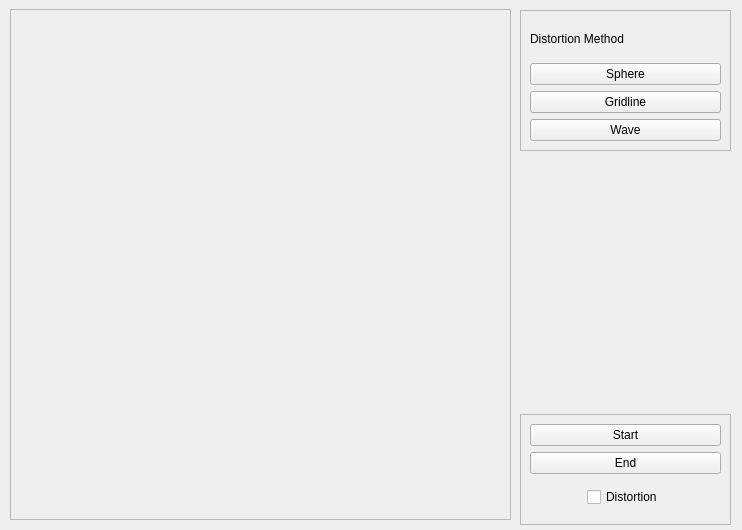
Qt form GUI/GUI.ui (RandallDW/Video_face_distortion) before a commit.
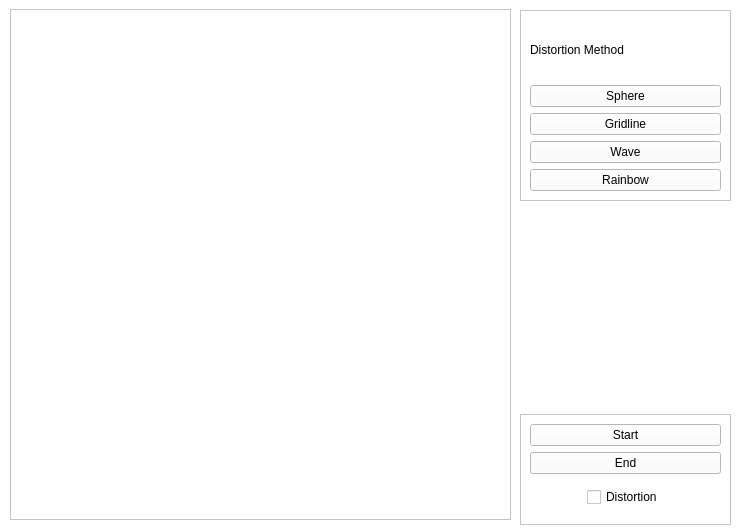
The same form after that commit.

Commit message: add rainbow feature

```diff
--- a/GUI/GUI.ui
+++ b/GUI/GUI.ui
@@ -10,6 +10,421 @@
     <height>530</height>
    </rect>
   </property>
+  <property name="palette">
+   <palette>
+    <active>
+     <colorrole role="WindowText">
+      <brush brushstyle="SolidPattern">
+       <color alpha="255">
+        <red>0</red>
+        <green>0</green>
+        <blue>0</blue>
+       </color>
+      </brush>
+     </colorrole>
+     <colorrole role="Button">
+      <brush brushstyle="SolidPattern">
+       <color alpha="255">
+        <red>255</red>
+        <green>255</green>
+        <blue>255</blue>
+       </color>
+      </brush>
+     </colorrole>
+     <colorrole role="Light">
+      <brush brushstyle="SolidPattern">
+       <color alpha="255">
+        <red>255</red>
+        <green>255</green>
+        <blue>255</blue>
+       </color>
+      </brush>
+     </colorrole>
+     <colorrole role="Midlight">
+      <brush brushstyle="SolidPattern">
+       <color alpha="255">
+        <red>255</red>
+        <green>255</green>
+        <blue>255</blue>
+       </color>
+      </brush>
+     </colorrole>
+     <colorrole role="Dark">
+      <brush brushstyle="SolidPattern">
+       <color alpha="255">
+        <red>127</red>
+        <green>127</green>
+        <blue>127</blue>
+       </color>
+      </brush>
+     </colorrole>
+     <colorrole role="Mid">
+      <brush brushstyle="SolidPattern">
+       <color alpha="255">
+        <red>170</red>
+        <green>170</green>
+        <blue>170</blue>
+       </color>
+      </brush>
+     </colorrole>
+     <colorrole role="Text">
+      <brush brushstyle="SolidPattern">
+       <color alpha="255">
+        <red>0</red>
+        <green>0</green>
+        <blue>0</blue>
+       </color>
+      </brush>
+     </colorrole>
+     <colorrole role="BrightText">
+      <brush brushstyle="SolidPattern">
+       <color alpha="255">
+        <red>255</red>
+        <green>255</green>
+        <blue>255</blue>
+       </color>
+      </brush>
+     </colorrole>
+     <colorrole role="ButtonText">
+      <brush brushstyle="SolidPattern">
+       <color alpha="255">
+        <red>0</red>
+        <green>0</green>
+        <blue>0</blue>
+       </color>
+      </brush>
+     </colorrole>
+     <colorrole role="Base">
+      <brush brushstyle="SolidPattern">
+       <color alpha="255">
+        <red>255</red>
+        <green>255</green>
+        <blue>255</blue>
+       </color>
+      </brush>
+     </colorrole>
+     <colorrole role="Window">
+      <brush brushstyle="SolidPattern">
+       <color alpha="255">
+        <red>255</red>
+        <green>255</green>
+        <blue>255</blue>
+       </color>
+      </brush>
+     </colorrole>
+     <colorrole role="Shadow">
+      <brush brushstyle="SolidPattern">
+       <color alpha="255">
+        <red>0</red>
+        <green>0</green>
+        <blue>0</blue>
+       </color>
+      </brush>
+     </colorrole>
+     <colorrole role="AlternateBase">
+      <brush brushstyle="SolidPattern">
+       <color alpha="255">
+        <red>255</red>
+        <green>255</green>
+        <blue>255</blue>
+       </color>
+      </brush>
+     </colorrole>
+     <colorrole role="ToolTipBase">
+      <brush brushstyle="SolidPattern">
+       <color alpha="255">
+        <red>255</red>
+        <green>255</green>
+        <blue>220</blue>
+       </color>
+      </brush>
+     </colorrole>
+     <colorrole role="ToolTipText">
+      <brush brushstyle="SolidPattern">
+       <color alpha="255">
+        <red>0</red>
+        <green>0</green>
+        <blue>0</blue>
+       </color>
+      </brush>
+     </colorrole>
+    </active>
+    <inactive>
+     <colorrole role="WindowText">
+      <brush brushstyle="SolidPattern">
+       <color alpha="255">
+        <red>0</red>
+        <green>0</green>
+        <blue>0</blue>
+       </color>
+      </brush>
+     </colorrole>
+     <colorrole role="Button">
+      <brush brushstyle="SolidPattern">
+       <color alpha="255">
+        <red>255</red>
+        <green>255</green>
+        <blue>255</blue>
+       </color>
+      </brush>
+     </colorrole>
+     <colorrole role="Light">
+      <brush brushstyle="SolidPattern">
+       <color alpha="255">
+        <red>255</red>
+        <green>255</green>
+        <blue>255</blue>
+       </color>
+      </brush>
+     </colorrole>
+     <colorrole role="Midlight">
+      <brush brushstyle="SolidPattern">
+       <color alpha="255">
+        <red>255</red>
+        <green>255</green>
+        <blue>255</blue>
+       </color>
+      </brush>
+     </colorrole>
+     <colorrole role="Dark">
+      <brush brushstyle="SolidPattern">
+       <color alpha="255">
+        <red>127</red>
+        <green>127</green>
+        <blue>127</blue>
+       </color>
+      </brush>
+     </colorrole>
+     <colorrole role="Mid">
+      <brush brushstyle="SolidPattern">
+       <color alpha="255">
+        <red>170</red>
+        <green>170</green>
+        <blue>170</blue>
+       </color>
+      </brush>
+     </colorrole>
+     <colorrole role="Text">
+      <brush brushstyle="SolidPattern">
+       <color alpha="255">
+        <red>0</red>
+        <green>0</green>
+        <blue>0</blue>
+       </color>
+      </brush>
+     </colorrole>
+     <colorrole role="BrightText">
+      <brush brushstyle="SolidPattern">
+       <color alpha="255">
+        <red>255</red>
+        <green>255</green>
+        <blue>255</blue>
+       </color>
+      </brush>
+     </colorrole>
+     <colorrole role="ButtonText">
+      <brush brushstyle="SolidPattern">
+       <color alpha="255">
+        <red>0</red>
+        <green>0</green>
+        <blue>0</blue>
+       </color>
+      </brush>
+     </colorrole>
+     <colorrole role="Base">
+      <brush brushstyle="SolidPattern">
+       <color alpha="255">
+        <red>255</red>
+        <green>255</green>
+        <blue>255</blue>
+       </color>
+      </brush>
+     </colorrole>
+     <colorrole role="Window">
+      <brush brushstyle="SolidPattern">
+       <color alpha="255">
+        <red>255</red>
+        <green>255</green>
+        <blue>255</blue>
+       </color>
+      </brush>
+     </colorrole>
+     <colorrole role="Shadow">
+      <brush brushstyle="SolidPattern">
+       <color alpha="255">
+        <red>0</red>
+        <green>0</green>
+        <blue>0</blue>
+       </color>
+      </brush>
+     </colorrole>
+     <colorrole role="AlternateBase">
+      <brush brushstyle="SolidPattern">
+       <color alpha="255">
+        <red>255</red>
+        <green>255</green>
+        <blue>255</blue>
+       </color>
+      </brush>
+     </colorrole>
+     <colorrole role="ToolTipBase">
+      <brush brushstyle="SolidPattern">
+       <color alpha="255">
+        <red>255</red>
+        <green>255</green>
+        <blue>220</blue>
+       </color>
+      </brush>
+     </colorrole>
+     <colorrole role="ToolTipText">
+      <brush brushstyle="SolidPattern">
+       <color alpha="255">
+        <red>0</red>
+        <green>0</green>
+        <blue>0</blue>
+       </color>
+      </brush>
+     </colorrole>
+    </inactive>
+    <disabled>
+     <colorrole role="WindowText">
+      <brush brushstyle="SolidPattern">
+       <color alpha="255">
+        <red>127</red>
+        <green>127</green>
+        <blue>127</blue>
+       </color>
+      </brush>
+     </colorrole>
+     <colorrole role="Button">
+      <brush brushstyle="SolidPattern">
+       <color alpha="255">
+        <red>255</red>
+        <green>255</green>
+        <blue>255</blue>
+       </color>
+      </brush>
+     </colorrole>
+     <colorrole role="Light">
+      <brush brushstyle="SolidPattern">
+       <color alpha="255">
+        <red>255</red>
+        <green>255</green>
+        <blue>255</blue>
+       </color>
+      </brush>
+     </colorrole>
+     <colorrole role="Midlight">
+      <brush brushstyle="SolidPattern">
+       <color alpha="255">
+        <red>255</red>
+        <green>255</green>
+        <blue>255</blue>
+       </color>
+      </brush>
+     </colorrole>
+     <colorrole role="Dark">
+      <brush brushstyle="SolidPattern">
+       <color alpha="255">
+        <red>127</red>
+        <green>127</green>
+        <blue>127</blue>
+       </color>
+      </brush>
+     </colorrole>
+     <colorrole role="Mid">
+      <brush brushstyle="SolidPattern">
+       <color alpha="255">
+        <red>170</red>
+        <green>170</green>
+        <blue>170</blue>
+       </color>
+      </brush>
+     </colorrole>
+     <colorrole role="Text">
+      <brush brushstyle="SolidPattern">
+       <color alpha="255">
+        <red>127</red>
+        <green>127</green>
+        <blue>127</blue>
+       </color>
+      </brush>
+     </colorrole>
+     <colorrole role="BrightText">
+      <brush brushstyle="SolidPattern">
+       <color alpha="255">
+        <red>255</red>
+        <green>255</green>
+        <blue>255</blue>
+       </color>
+      </brush>
+     </colorrole>
+     <colorrole role="ButtonText">
+      <brush brushstyle="SolidPattern">
+       <color alpha="255">
+        <red>127</red>
+        <green>127</green>
+        <blue>127</blue>
+       </color>
+      </brush>
+     </colorrole>
+     <colorrole role="Base">
+      <brush brushstyle="SolidPattern">
+       <color alpha="255">
+        <red>255</red>
+        <green>255</green>
+        <blue>255</blue>
+       </color>
+      </brush>
+     </colorrole>
+     <colorrole role="Window">
+      <brush brushstyle="SolidPattern">
+       <color alpha="255">
+        <red>255</red>
+        <green>255</green>
+        <blue>255</blue>
+       </color>
+      </brush>
+     </colorrole>
+     <colorrole role="Shadow">
+      <brush brushstyle="SolidPattern">
+       <color alpha="255">
+        <red>0</red>
+        <green>0</green>
+        <blue>0</blue>
+       </color>
+      </brush>
+     </colorrole>
+     <colorrole role="AlternateBase">
+      <brush brushstyle="SolidPattern">
+       <color alpha="255">
+        <red>255</red>
+        <green>255</green>
+        <blue>255</blue>
+       </color>
+      </brush>
+     </colorrole>
+     <colorrole role="ToolTipBase">
+      <brush brushstyle="SolidPattern">
+       <color alpha="255">
+        <red>255</red>
+        <green>255</green>
+        <blue>220</blue>
+       </color>
+      </brush>
+     </colorrole>
+     <colorrole role="ToolTipText">
+      <brush brushstyle="SolidPattern">
+       <color alpha="255">
+        <red>0</red>
+        <green>0</green>
+        <blue>0</blue>
+       </color>
+      </brush>
+     </colorrole>
+    </disabled>
+   </palette>
+  </property>
   <property name="windowTitle">
    <string>Form</string>
   </property>
@@ -48,7 +463,7 @@
      <x>520</x>
      <y>10</y>
      <width>211</width>
-     <height>141</height>
+     <height>191</height>
     </rect>
    </property>
    <property name="frameShape">
@@ -88,6 +503,13 @@
         </property>
        </widget>
       </item>
+      <item row="4" column="0">
+       <widget class="QPushButton" name="rainbow">
+        <property name="text">
+         <string>Rainbow</string>
+        </property>
+       </widget>
+      </item>
      </layout>
     </item>
    </layout>
```
Left out of the diff: 10 changed lines with no effect on the pictures.
